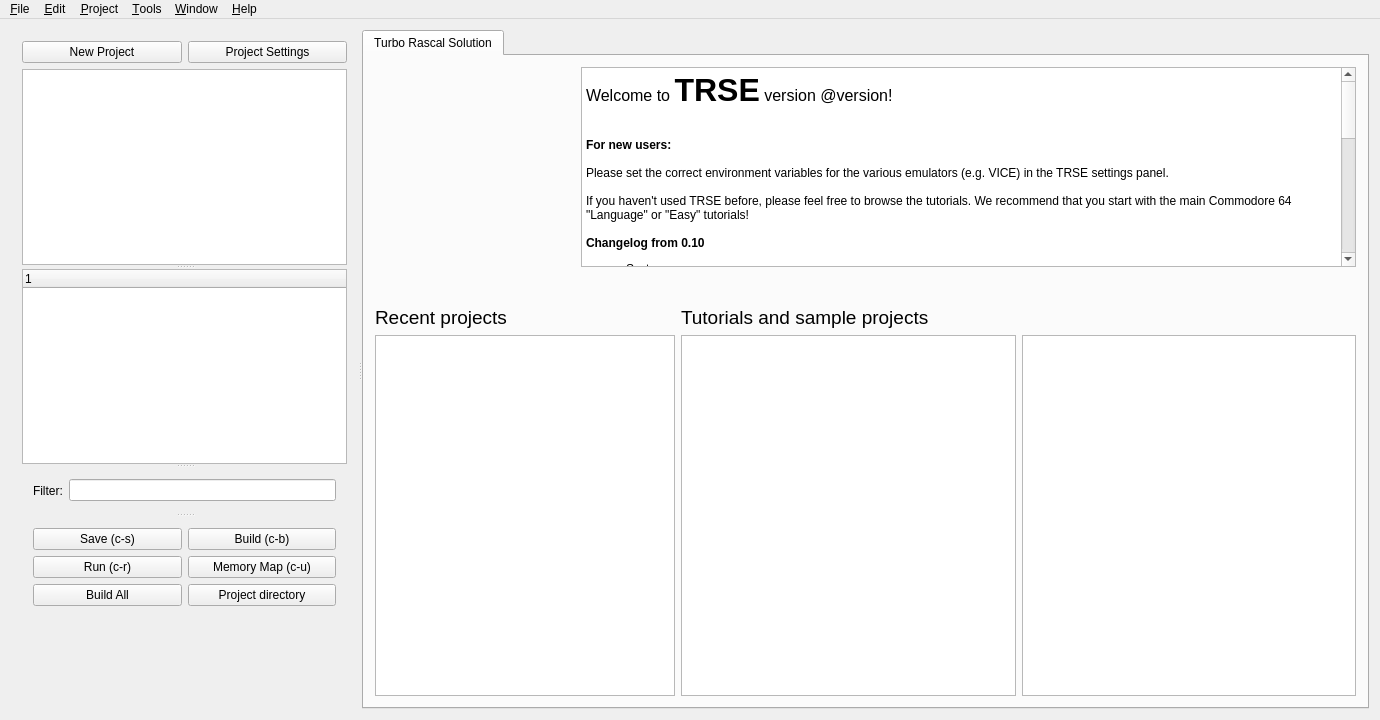
leuat/TRSE, file mainwindow.ui: the form before one commit.
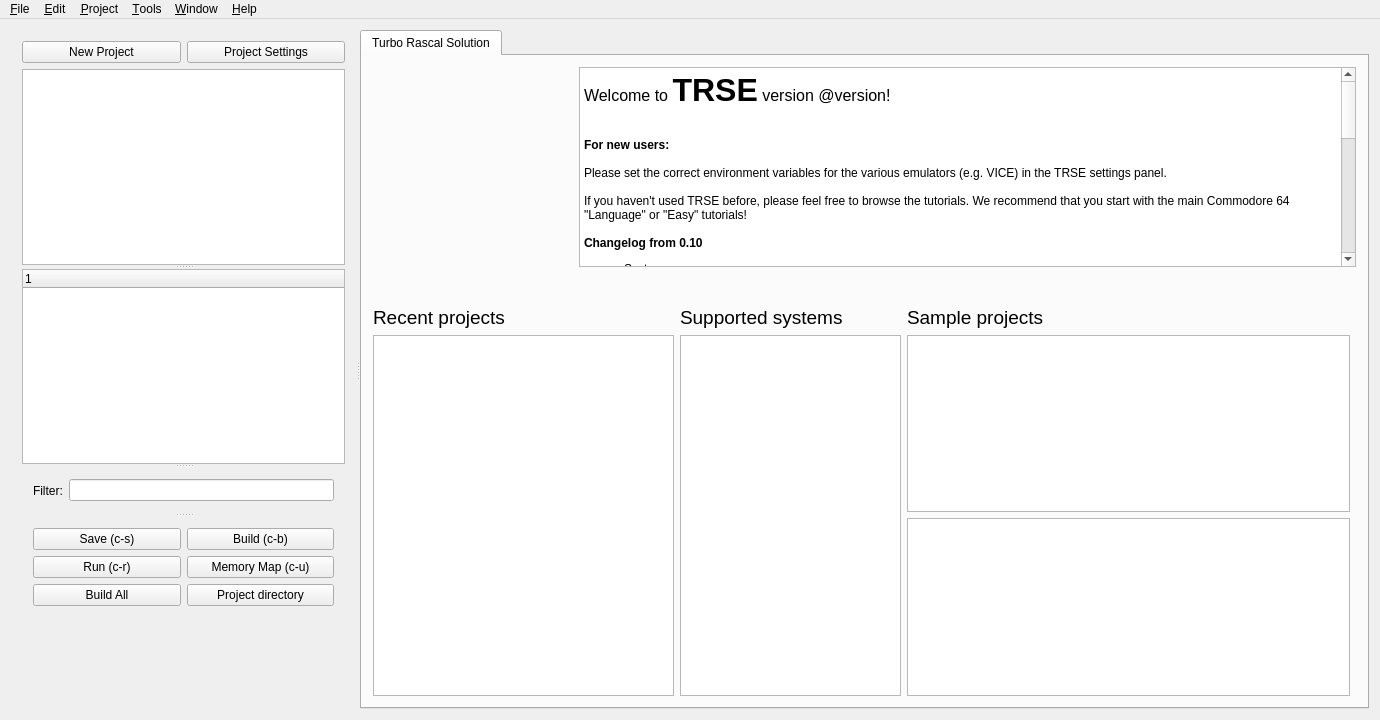
The form after the commit. Icons and pictures are not drawn.

Diff of the .ui file:
```diff
--- a/mainwindow.ui
+++ b/mainwindow.ui
@@ -373,6 +373,21 @@
            <item row="1" column="1">
             <layout class="QVBoxLayout" name="verticalLayout_6">
              <item>
+              <layout class="QGridLayout" name="gridLayout_6" columnstretch="1,2,0" columnminimumwidth="2,6,6">
+               <item row="1" column="0">
+                <widget class="QListWidget" name="lstSystems"/>
+               </item>
+               <item row="1" column="1">
+                <layout class="QVBoxLayout" name="verticalLayout_4">
+                 <item>
+                  <widget class="QListWidget" name="lstSampleProjects"/>
+                 </item>
+                 <item>
+                  <widget class="QTextBrowser" name="txtTutorials"/>
+                 </item>
+                </layout>
+               </item>
+               <item row="0" column="0">
               <widget class="QLabel" name="label">
                <property name="font">
                 <font>
@@ -380,34 +395,20 @@
                 </font>
                </property>
                <property name="text">
-                <string>Tutorials and sample projects</string>
+                  <string>Supported systems</string>
                </property>
               </widget>
              </item>
-             <item>
-              <layout class="QGridLayout" name="gridLayout_6">
                <item row="0" column="1">
-                <widget class="QTextBrowser" name="txtTutorials"/>
-               </item>
-               <item row="0" column="0">
-                <widget class="QTreeWidget" name="treeTutorials">
+                <widget class="QLabel" name="label_6">
                  <property name="font">
                   <font>
-                   <pointsize>12</pointsize>
-                   <kerning>true</kerning>
+                   <pointsize>14</pointsize>
                   </font>
                  </property>
-                 <property name="autoExpandDelay">
-                  <number>1</number>
-                 </property>
-                 <attribute name="headerVisible">
-                  <bool>false</bool>
-                 </attribute>
-                 <column>
                   <property name="text">
-                   <string notr="true">1</string>
-                  </property>
-                 </column>
+                  <string>Sample projects</string>
+                 </property>
                 </widget>
                </item>
               </layout>
```
Lines whose indentation alone changed are shown as unchanged.
